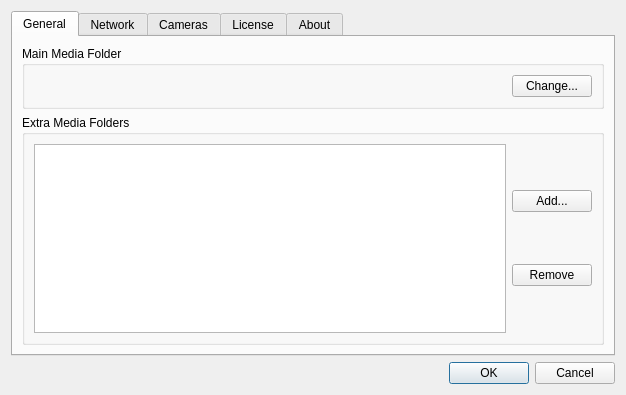
Old version of the form src/preferences.ui in the repository networkoptix/nx_open.
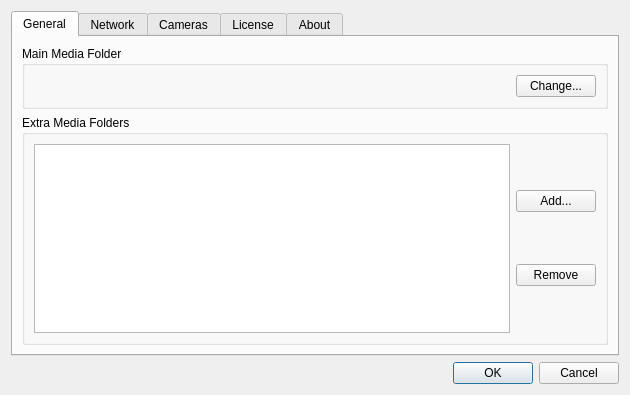
New version of the form.

Commit message:
Bug #101 devices.xml location
License button fix.

<==== Mercurial data ====>
Branch: master

Patch:
```diff
--- a/src/preferences.ui
+++ b/src/preferences.ui
@@ -6,7 +6,7 @@
    <rect>
     <x>0</x>
     <y>0</y>
-    <width>626</width>
+    <width>630</width>
     <height>395</height>
    </rect>
   </property>
```
Left out of the diff: 16 changed lines with no effect on the pictures. The commit also changes 2 other files.
